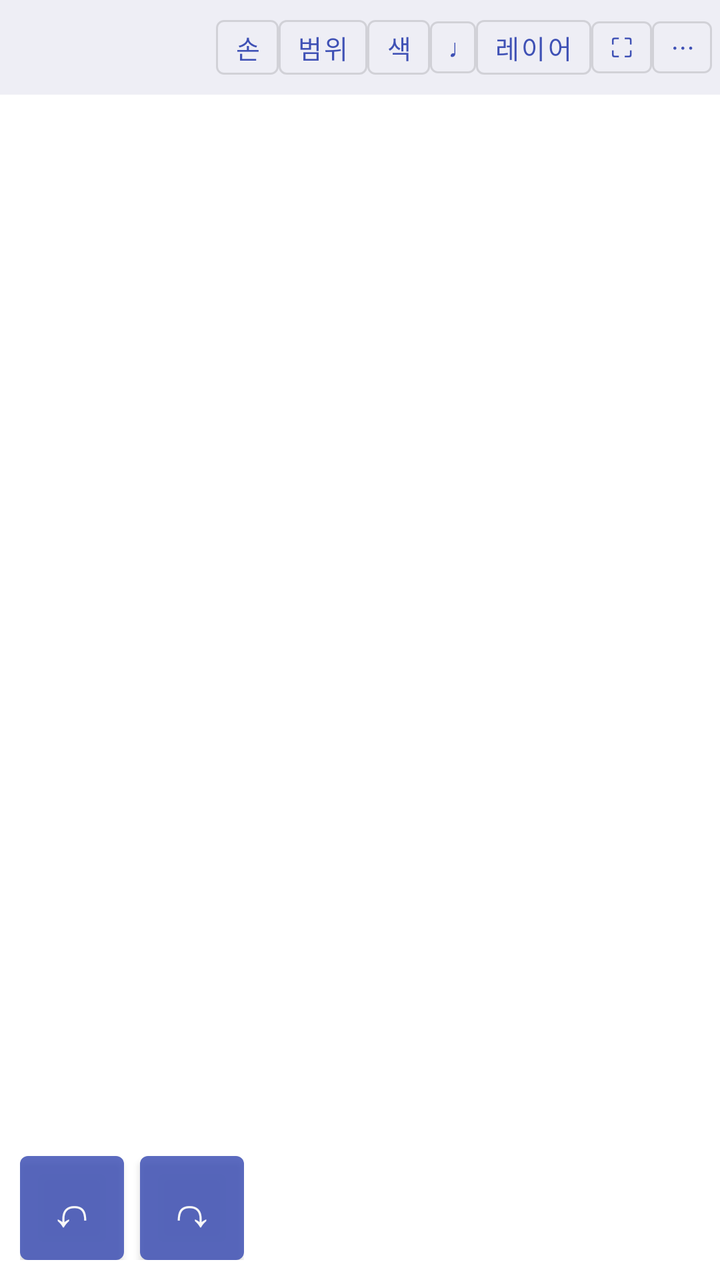
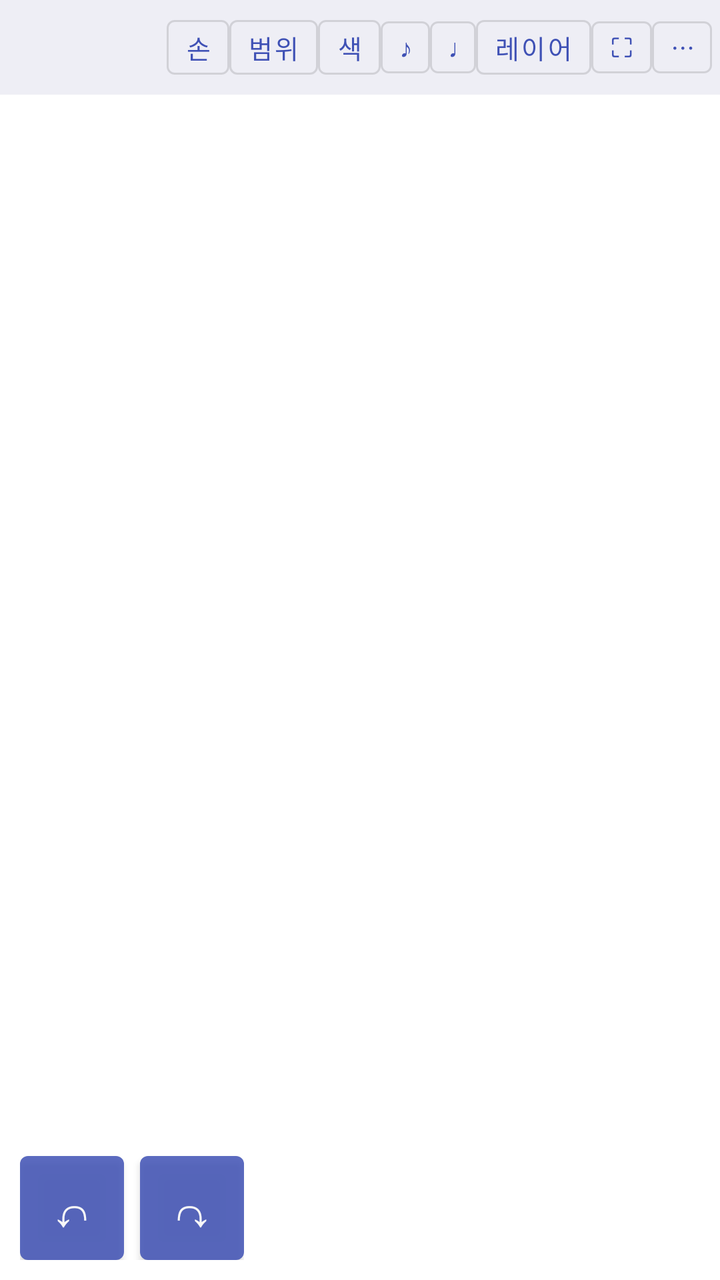

Two renders of the same Android screen: before a commit and after it. Below are the layout's source before the change and the commit's diff.
<!-- AndroidManifest.xml: activity theme AppTheme.Viewer -->
<!-- res/layout/activity_viewer.xml -->
<?xml version="1.0" encoding="utf-8"?>
<LinearLayout xmlns:android="http://schemas.android.com/apk/res/android"
    android:layout_width="match_parent" android:layout_height="match_parent"
    android:orientation="vertical" android:background="#FFFFFF">
    <LinearLayout android:id="@+id/bar" android:layout_width="match_parent"
        android:layout_height="wrap_content" android:orientation="horizontal"
        android:background="#EEEEF5" android:gravity="center_vertical" android:padding="4dp">
        <TextView android:id="@+id/title" android:layout_width="0dp" android:layout_weight="1"
            android:layout_height="wrap_content" android:textSize="14sp" android:maxLines="1"
            android:ellipsize="end" android:paddingStart="8dp" />
        <TextView android:id="@+id/pageNo" android:layout_width="wrap_content"
            android:layout_height="wrap_content" android:paddingEnd="8dp" />
        <Button android:id="@+id/btnFinger" style="?attr/materialButtonOutlinedStyle"
            android:minWidth="0dp" android:minHeight="0dp" android:paddingStart="9dp" android:paddingEnd="9dp" android:textSize="13sp"
            android:layout_width="wrap_content" android:layout_height="wrap_content" android:text="손" />
        <Button android:id="@+id/btnRange" style="?attr/materialButtonOutlinedStyle"
            android:minWidth="0dp" android:minHeight="0dp" android:paddingStart="9dp" android:paddingEnd="9dp" android:textSize="13sp"
            android:layout_width="wrap_content" android:layout_height="wrap_content" android:text="범위" />
        <Button android:id="@+id/btnFix" style="?attr/materialButtonOutlinedStyle"
            android:minWidth="0dp" android:minHeight="0dp" android:paddingStart="9dp" android:paddingEnd="9dp" android:textSize="13sp"
            android:layout_width="wrap_content" android:layout_height="wrap_content" android:text="색" />
        <Button android:id="@+id/btnMetro" style="?attr/materialButtonOutlinedStyle"
            android:minWidth="0dp" android:minHeight="0dp" android:paddingStart="9dp" android:paddingEnd="9dp" android:textSize="13sp"
            android:layout_width="wrap_content" android:layout_height="wrap_content" android:text="♩" />
        <Button android:id="@+id/btnLayer" style="?attr/materialButtonOutlinedStyle"
            android:minWidth="0dp" android:minHeight="0dp" android:paddingStart="9dp" android:paddingEnd="9dp" android:textSize="13sp"
            android:layout_width="wrap_content" android:layout_height="wrap_content" android:text="레이어" />
        <Button android:id="@+id/btnFull" style="?attr/materialButtonOutlinedStyle"
            android:minWidth="0dp" android:minHeight="0dp" android:paddingStart="9dp" android:paddingEnd="9dp" android:textSize="13sp"
            android:layout_width="wrap_content" android:layout_height="wrap_content" android:text="⛶" />
        <Button android:id="@+id/btnMenu" style="?attr/materialButtonOutlinedStyle"
            android:minWidth="0dp" android:minHeight="0dp" android:paddingStart="9dp" android:paddingEnd="9dp" android:textSize="13sp"
            android:layout_width="wrap_content" android:layout_height="wrap_content" android:text="⋯" />
    </LinearLayout>
    <HorizontalScrollView android:id="@+id/penBar" android:layout_width="match_parent"
        android:layout_height="wrap_content" android:background="#FFF4D6" android:visibility="gone">
    <LinearLayout android:layout_width="wrap_content"
        android:layout_height="wrap_content" android:orientation="horizontal"
        android:gravity="center_vertical" android:padding="4dp">
        <TextView android:layout_width="wrap_content" android:layout_height="wrap_content"
            android:text="필기 중 " android:paddingStart="8dp" />
        <LinearLayout android:id="@+id/penSwatches" android:layout_width="wrap_content"
            android:layout_height="wrap_content" android:orientation="horizontal" android:gravity="center_vertical" />
        <Button android:id="@+id/penErase" android:layout_width="wrap_content" android:layout_height="wrap_content" android:text="지우개" />
        <Button android:id="@+id/penDone" android:layout_width="wrap_content" android:layout_height="wrap_content" android:text="완료" />
    </LinearLayout>
    </HorizontalScrollView>
    <HorizontalScrollView android:id="@+id/fixBar" android:layout_width="match_parent"
        android:layout_height="wrap_content" android:background="#F4F0FA" android:visibility="gone">
    <LinearLayout android:id="@+id/fixRow" android:layout_width="wrap_content"
        android:layout_height="wrap_content" android:orientation="horizontal"
        android:gravity="center_vertical" android:padding="4dp">
        <TextView android:id="@+id/fixInfo" android:layout_width="wrap_content" android:layout_height="wrap_content"
            android:text="색 고치기: 색을 고른 뒤 음표를 누르세요 " android:paddingStart="8dp" />
        <Button android:id="@+id/fixDone" android:layout_width="wrap_content" android:layout_height="wrap_content" android:text="완료" />
    </LinearLayout>
    </HorizontalScrollView>
    <LinearLayout android:id="@+id/fingerBar" android:layout_width="match_parent"
        android:layout_height="wrap_content" android:orientation="horizontal"
        android:background="#E8F0FF" android:gravity="center_vertical" android:padding="4dp"
        android:visibility="gone">
        <TextView android:layout_width="0dp" android:layout_weight="1" android:layout_height="wrap_content"
            android:paddingStart="8dp" android:textSize="13sp"
            android:text="손번호: 넣을 곳을 누르고 밀기  →1  ↗2  가파르게↗3  ↑4  ↖5   ←완료  ↙취소\n번호 누르기=지우기, 꾹 눌러 끌기=옮기기" />
        <Button android:id="@+id/fingerSmaller" android:layout_width="44dp" android:layout_height="wrap_content"
            android:minWidth="0dp" android:padding="0dp" android:text="가−" android:textSize="13sp" />
        <Button android:id="@+id/fingerBigger" android:layout_width="44dp" android:layout_height="wrap_content"
            android:minWidth="0dp" android:padding="0dp" android:text="가+" android:textSize="15sp" />
    </LinearLayout>
    <FrameLayout android:layout_width="match_parent" android:layout_height="0dp" android:layout_weight="1">
        <androidx.viewpager2.widget.ViewPager2 android:id="@+id/pager"
            android:layout_width="match_parent" android:layout_height="match_parent" />
        <LinearLayout android:id="@+id/undoBox" android:layout_width="wrap_content" android:layout_height="wrap_content"
            android:layout_gravity="bottom|start" android:layout_margin="10dp" android:orientation="horizontal">
            <Button android:id="@+id/undo" android:layout_width="52dp" android:layout_height="52dp"
                android:minWidth="0dp" android:minHeight="0dp" android:padding="0dp" android:insetTop="0dp" android:insetBottom="0dp"
                android:text="↶" android:textSize="24sp" android:alpha="0.85" android:contentDescription="되돌리기" />
            <Button android:id="@+id/redo" android:layout_width="52dp" android:layout_height="52dp" android:layout_marginStart="8dp"
                android:minWidth="0dp" android:minHeight="0dp" android:padding="0dp" android:insetTop="0dp" android:insetBottom="0dp"
                android:text="↷" android:textSize="24sp" android:alpha="0.85" android:contentDescription="다시 하기" />
        </LinearLayout>
    </FrameLayout>

    <LinearLayout android:id="@+id/practiceBar" android:layout_width="match_parent"
        android:layout_height="wrap_content" android:orientation="horizontal"
        android:background="#EEF6EE" android:gravity="center_vertical" android:padding="6dp"
        android:visibility="gone">
        <Button android:id="@+id/rLog" android:layout_width="wrap_content" android:layout_height="wrap_content"
            android:minWidth="0dp" android:paddingStart="8dp" android:paddingEnd="8dp" android:text="기록" />
        <Button android:id="@+id/rPrev" android:layout_width="48dp" android:layout_height="wrap_content" android:text="◀" />
        <TextView android:id="@+id/rName" android:layout_width="0dp" android:layout_weight="1"
            android:layout_height="wrap_content" android:gravity="center" android:textSize="16sp" android:maxLines="2" />
        <Button android:id="@+id/rNext" android:layout_width="48dp" android:layout_height="wrap_content" android:text="▶" />
        <Button android:id="@+id/rMinus" android:layout_width="64dp" android:layout_height="64dp" android:text="−1" android:textSize="18sp" />
        <Button android:id="@+id/rPlus" android:layout_width="96dp" android:layout_height="64dp" android:text="+1" android:textSize="24sp" />
    </LinearLayout>
    <LinearLayout android:id="@+id/metroBar" android:layout_width="match_parent"
        android:layout_height="wrap_content" android:orientation="vertical"
        android:background="#EEEEF8" android:padding="4dp" android:visibility="gone">
        <LinearLayout android:layout_width="match_parent" android:layout_height="wrap_content"
            android:orientation="horizontal" android:gravity="center_vertical">
            <Button android:id="@+id/mM5" android:layout_width="0dp" android:layout_weight="1" android:layout_height="wrap_content" android:text="−5" />
            <Button android:id="@+id/mM1" android:layout_width="0dp" android:layout_weight="1" android:layout_height="wrap_content" android:text="−1" />
            <TextView android:layout_width="wrap_content" android:layout_height="wrap_content"
                android:text="♩=" android:textSize="20sp" android:paddingStart="4dp" />
            <EditText android:id="@+id/mBpm" android:layout_width="0dp" android:layout_weight="1.4"
                android:layout_height="wrap_content" android:gravity="center" android:textSize="22sp"
                android:textStyle="bold" android:inputType="number" android:maxLength="3"
                android:imeOptions="actionDone" android:selectAllOnFocus="true" />
            <Button android:id="@+id/mP1" android:layout_width="0dp" android:layout_weight="1" android:layout_height="wrap_content" android:text="+1" />
            <Button android:id="@+id/mP5" android:layout_width="0dp" android:layout_weight="1" android:layout_height="wrap_content" android:text="+5" />
        </LinearLayout>
        <LinearLayout android:layout_width="match_parent" android:layout_height="wrap_content"
            android:orientation="horizontal" android:gravity="center_vertical">
            <Button android:id="@+id/mBeats" android:layout_width="0dp" android:layout_weight="1" android:layout_height="wrap_content" android:text="박없음" />
            <Button android:id="@+id/mTap" android:layout_width="0dp" android:layout_weight="1" android:layout_height="wrap_content" android:text="탭" />
            <Button android:id="@+id/mPlay" android:layout_width="0dp" android:layout_weight="1.6" android:layout_height="wrap_content" android:text="▶ 시작" android:textSize="18sp" />
        </LinearLayout>
    </LinearLayout>
</LinearLayout>
<!-- resources referenced by this layout -->
<resources>
  <style name="AppTheme.Viewer" parent="Theme.MaterialComponents.Light.NoActionBar">
          <item name="colorPrimary">#3F51B5</item>
          <item name="colorSecondary">#FF7D7D</item>
      </style>
</resources>

<!-- the commit's change to res/layout/activity_viewer.xml (unified diff, before → after) -->
@@ -19,6 +19,9 @@
         <Button android:id="@+id/btnFix" style="?attr/materialButtonOutlinedStyle"
             android:minWidth="0dp" android:minHeight="0dp" android:paddingStart="9dp" android:paddingEnd="9dp" android:textSize="13sp"
             android:layout_width="wrap_content" android:layout_height="wrap_content" android:text="색" />
+        <Button android:id="@+id/btnPlay" style="?attr/materialButtonOutlinedStyle"
+            android:minWidth="0dp" android:minHeight="0dp" android:paddingStart="9dp" android:paddingEnd="9dp" android:textSize="13sp"
+            android:layout_width="wrap_content" android:layout_height="wrap_content" android:text="♪" />
         <Button android:id="@+id/btnMetro" style="?attr/materialButtonOutlinedStyle"
             android:minWidth="0dp" android:minHeight="0dp" android:paddingStart="9dp" android:paddingEnd="9dp" android:textSize="13sp"
             android:layout_width="wrap_content" android:layout_height="wrap_content" android:text="♩" />
@@ -94,6 +97,9 @@
         <Button android:id="@+id/rMinus" android:layout_width="64dp" android:layout_height="64dp" android:text="−1" android:textSize="18sp" />
         <Button android:id="@+id/rPlus" android:layout_width="96dp" android:layout_height="64dp" android:text="+1" android:textSize="24sp" />
     </LinearLayout>
+    <LinearLayout android:id="@+id/playBar" android:layout_width="match_parent"
+        android:layout_height="wrap_content" android:orientation="vertical"
+        android:background="#F3EEF8" android:padding="4dp" android:visibility="gone" />
     <LinearLayout android:id="@+id/metroBar" android:layout_width="match_parent"
         android:layout_height="wrap_content" android:orientation="vertical"
         android:background="#EEEEF8" android:padding="4dp" android:visibility="gone">
